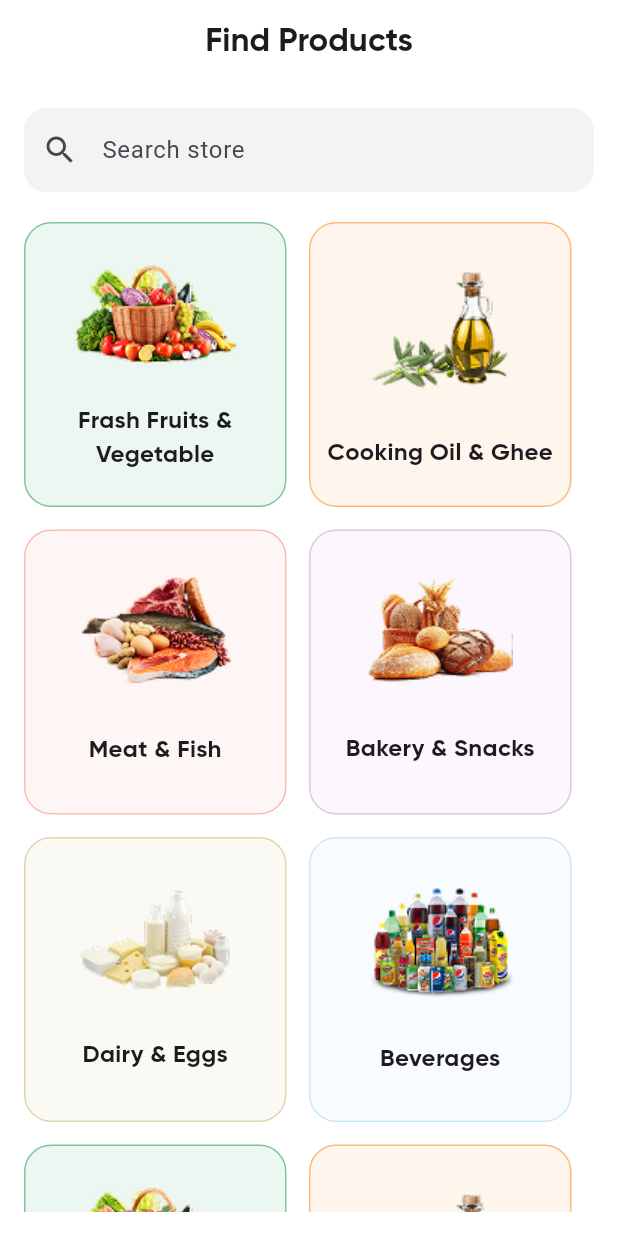
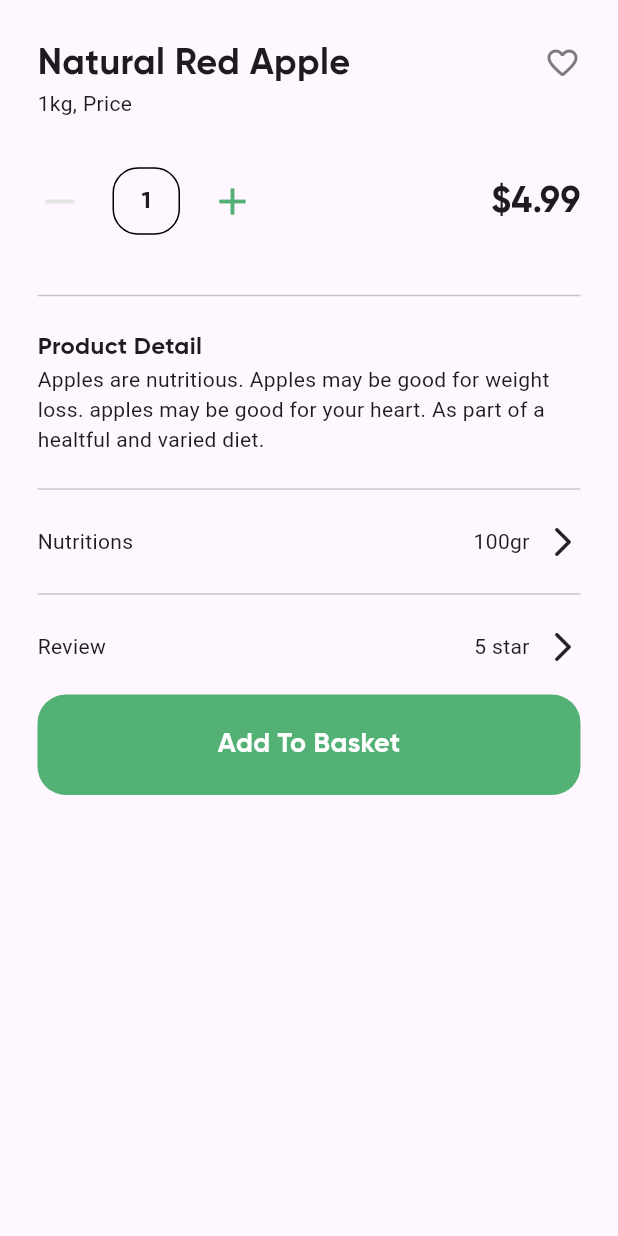
Before and after one commit to EspeonDev/Grocerystore, a Flutter app: the screen it shows after launch, on a phone screen of 412 x 824 dp. Run offline on Flutter 3.47's test engine with Material 3 defaults, Android fonts, the phone set to English and light mode, and no system bars.

Commit message:
started productdetail screen

```diff
--- a/lib/main.dart
+++ b/lib/main.dart
@@ -1,7 +1,8 @@
 import 'package:flutter/material.dart';
 import 'package:grocery_store/screens/explore_screen.dart';
 import 'package:grocery_store/screens/home_screen.dart';
+import 'package:grocery_store/screens/product_detail.dart';
 
 void main() {
-  runApp(const ExploreScreen());
+  runApp(const ProductDetail());
 }
--- /dev/null
+++ b/lib/screens/product_detail.dart
@@ -0,0 +1,161 @@
+import 'package:flutter/material.dart';
+
+class ProductDetail extends StatelessWidget {
+  const ProductDetail({super.key});
+
+  @override
+  Widget build(BuildContext context) {
+    return MaterialApp(
+      debugShowCheckedModeBanner: false,
+      home: Scaffold(
+        body: SafeArea(
+          child: Padding(
+            padding: const EdgeInsets.all(25.0),
+            child: Column(
+              crossAxisAlignment: CrossAxisAlignment.start,
+              children: [
+                Row(
+                  mainAxisAlignment: MainAxisAlignment.spaceBetween,
+                  children: [
+                    Text(
+                      'Natural Red Apple',
+                      style: TextStyle(
+                        fontFamily: 'Gilroy',
+                        fontSize: 24,
+                        fontWeight: FontWeight.bold,
+                      ),
+                    ),
+                    Icon(
+                      Icons.favorite_border_rounded,
+                      size: 24,
+                      color: Color(0xFF7C7C7C),
+                    ),
+                  ],
+                ),
+                Text(
+                  '1kg, Price',
+                ),
+                SizedBox(height: 30),
+                Row(
+                  mainAxisAlignment: MainAxisAlignment.spaceBetween,
+                  children: [
+                    Container(
+                      height: 50,
+                      width: 150,
+                      child: Row(
+                        children: [
+                          Icon(
+                            Icons.horizontal_rule_rounded,
+                            color: Color(0xFFE5E5E5),
+                            size: 30,
+                          ),
+                          Container(
+                            margin: EdgeInsets.symmetric(horizontal: 20),
+                            width: 45,
+                            height: 45,
+                            decoration: BoxDecoration(
+                                borderRadius: BorderRadius.circular(17),
+                                border:
+                                    Border.all(width: 1, color: Colors.black)),
+                            child: Center(
+                                child: Text(
+                              '1',
+                              style: TextStyle(
+                                fontFamily: 'Gilroy',
+                                fontSize: 16,
+                                fontWeight: FontWeight.bold, // semibold
+                              ),
+                            )),
+                          ),
+                          Icon(
+                            Icons.add_outlined,
+                            color: Color(0xFF53B175),
+                            size: 30,
+                          ),
+                        ],
+                      ),
+                    ),
+                    Text(
+                      r'$4.99',
+                      style: TextStyle(
+                          fontFamily: 'Gilroy',
+                          fontSize: 24,
+                          fontWeight: FontWeight.bold),
+                    ),
+                  ],
+                ),
+                SizedBox(height: 30),
+                Divider(),
+                SizedBox(height: 15),
+                Text('Product Detail',
+                    style: TextStyle(
+                      fontFamily: 'Gilroy',
+                      fontSize: 16,
+                      fontWeight: FontWeight.bold, //semibold
+                    )),
+                Text(
+                    'Apples are nutritious. Apples may be good for weight loss. apples may be good for your heart. As part of a healtful and varied diet.'),
+                SizedBox(height: 15),
+                Divider(),
+                SizedBox(height: 15),
+                Row(
+                  mainAxisAlignment: MainAxisAlignment.spaceBetween,
+                  children: [
+                    Text('Nutritions'),
+                    Container(
+                      child: Row(
+                        children: [
+                          Text('100gr'),
+                          SizedBox(width: 10),
+                          Icon(Icons.arrow_forward_ios_rounded),
+                        ],
+                      ),
+                    )
+                  ],
+                ),
+                SizedBox(height: 15),
+                Divider(),
+                SizedBox(height: 15),
+                Row(
+                  mainAxisAlignment: MainAxisAlignment.spaceBetween,
+                  children: [
+                    Text('Review'),
+                    Container(
+                      child: Row(
+                        children: [
+                          Text('5 star'),
+                          SizedBox(width: 10),
+                          Icon(Icons.arrow_forward_ios_rounded),
+                        ],
+                      ),
+                    )
+                  ],
+                ),
+                SizedBox(height: 20),
+                Container(
+                  decoration: BoxDecoration(
+                    borderRadius: BorderRadius.circular(19),
+                    color: Color(0xFF53B175),
+                  ),
+                  height: 67,
+                  width: double.infinity,
+                  child: Center(
+                    child: Text(
+                      'Add To Basket',
+                      style: TextStyle(
+                        color: Colors.white,
+                        fontFamily: 'Gilroy',
+                        fontSize: 18,
+                        fontWeight: FontWeight.bold, //semibold
+                      ),
+                    ),
+                  ),
+                ),
+              ],
+            ),
+          ),
+        ),
+      ),
+    );
+  }
+}
```
